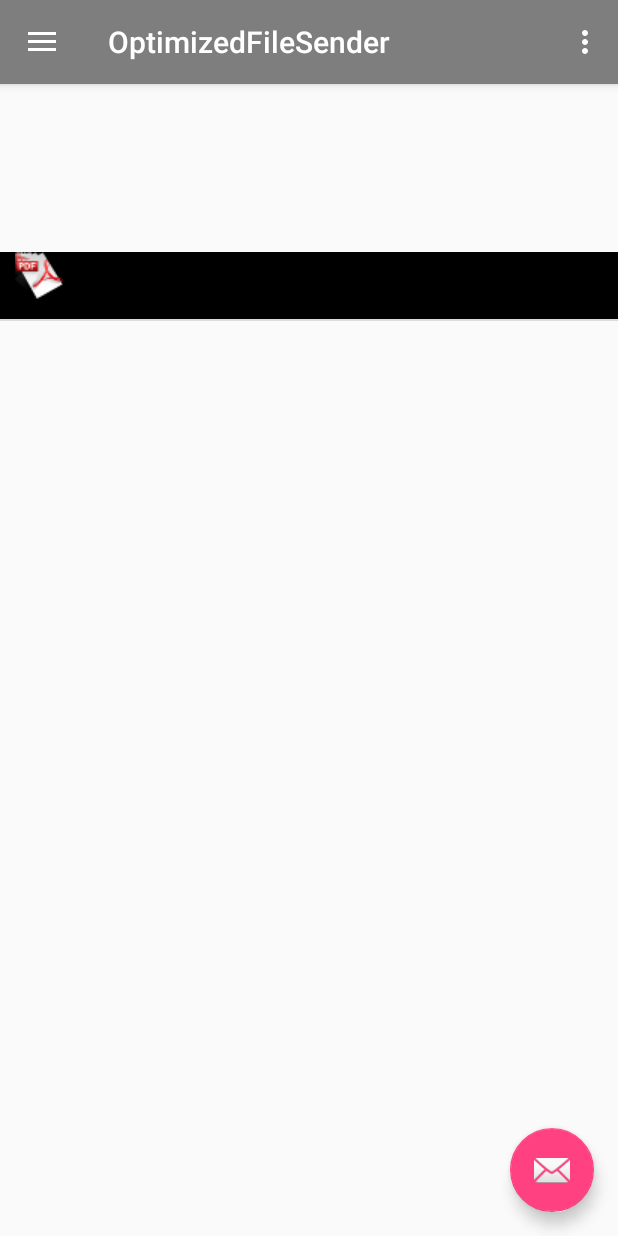
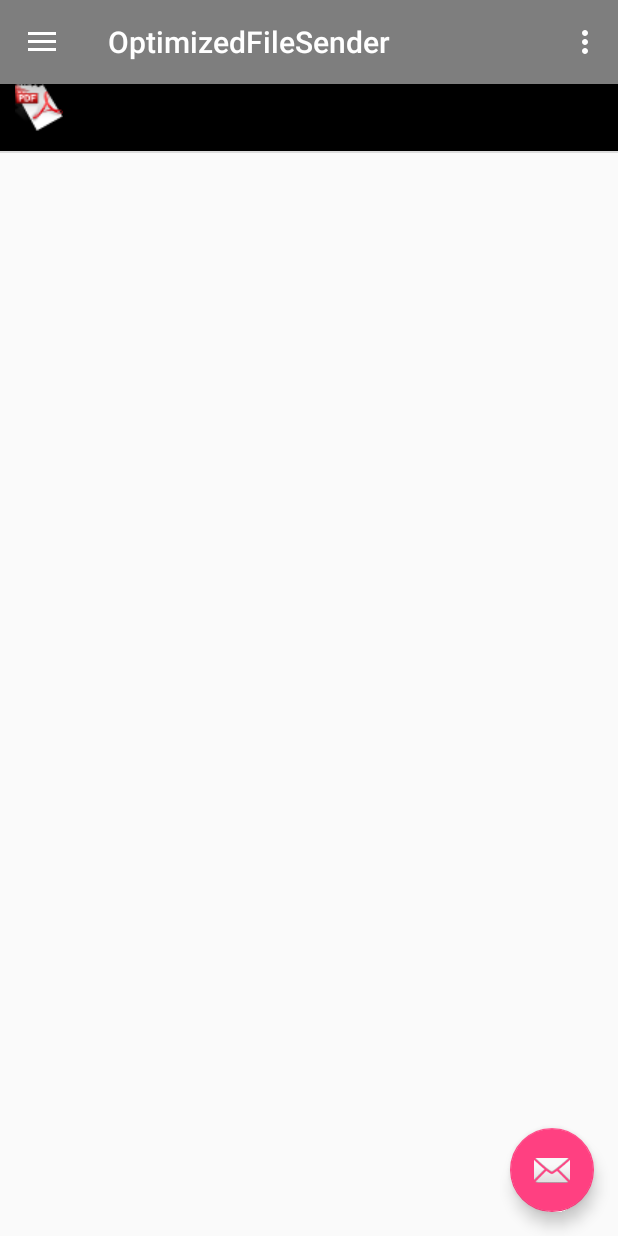
Before and after one commit to MattiaPrimavera/PieSender, an Android app: the screen it shows after launch (MainActivity), on a phone screen of 412 x 824 dp. Run offline under Robolectric (Android 15) with nearby library versions, the phone set to English and light mode, and no system bars; 6 statements that could not run were skipped.

Commit message:
Fixing top margin #2

```diff
--- a/app/src/main/res/layout/content_main.xml
+++ b/app/src/main/res/layout/content_main.xml
@@ -3,7 +3,6 @@
     xmlns:app="http://schemas.android.com/apk/res-auto"
     xmlns:tools="http://schemas.android.com/tools"
     android:id="@+id/content_main"
-    android:paddingTop="?attr/actionBarSize"
     android:layout_width="match_parent"
     android:layout_height="match_parent"
     app:layout_behavior="@string/appbar_scrolling_view_behavior"
--- a/app/src/main/res/layout/fragment_main.xml
+++ b/app/src/main/res/layout/fragment_main.xml
@@ -5,7 +5,6 @@
     android:paddingBottom="@dimen/activity_vertical_margin"
     android:paddingLeft="@dimen/activity_horizontal_margin"
     android:paddingRight="@dimen/activity_horizontal_margin"
-    android:paddingTop="@dimen/activity_vertical_margin"
     tools:context=".MainActivity">
 
     <TextView
--- a/app/src/main/res/layout/list_row.xml
+++ b/app/src/main/res/layout/list_row.xml
@@ -2,7 +2,6 @@
 <RelativeLayout xmlns:android="http://schemas.android.com/apk/res/android"
     android:layout_width="match_parent" android:layout_height="match_parent"
     android:background="@android:color/black"
-    android:layout_marginTop="1dp"
     android:paddingBottom="10dip"
     android:paddingLeft="10dip" android:paddingRight="10dip">
 
--- a/app/src/main/res/layout/listfragment_main.xml
+++ b/app/src/main/res/layout/listfragment_main.xml
@@ -3,7 +3,6 @@
     xmlns:tools="http://schemas.android.com/tools"
     android:layout_width="match_parent"
     android:layout_height="match_parent"
-    android:paddingTop="?attr/actionBarSize"
     tools:context=".MainActivity">
     <ListView
         android:id="@android:id/list"
```
